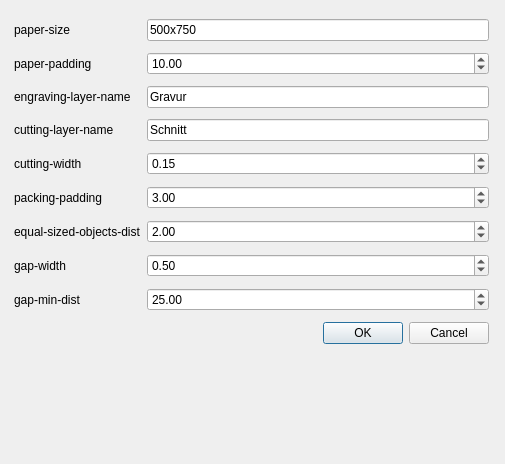
Before: the Qt Designer form gui/FormatterDialog.ui in sjz207/lc-qcad, drawn with Qt 5.
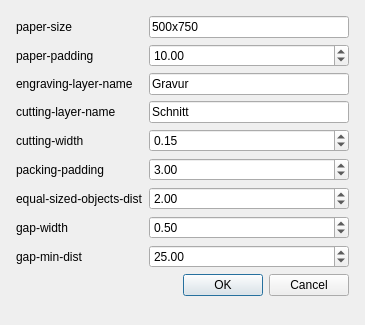
After: the same form once the commit is applied.

Diff of the .ui file:
```diff
--- a/gui/FormatterDialog.ui
+++ b/gui/FormatterDialog.ui
@@ -6,8 +6,8 @@
    <rect>
     <x>0</x>
     <y>0</y>
-    <width>505</width>
-    <height>464</height>
+    <width>365</width>
+    <height>325</height>
    </rect>
   </property>
   <property name="sizePolicy">
@@ -19,15 +19,8 @@
   <property name="windowTitle">
    <string>Laser cutting formatter</string>
   </property>
-  <widget class="QWidget" name="gridLayoutWidget">
-   <property name="geometry">
-    <rect>
-     <x>9</x>
-     <y>9</y>
-     <width>485</width>
-     <height>350</height>
-    </rect>
-   </property>
+  <layout class="QGridLayout" name="gridLayout_2">
+   <item row="0" column="0">
    <layout class="QGridLayout" name="gridLayout">
     <property name="leftMargin">
      <number>5</number>
@@ -202,10 +195,10 @@
     <item row="8" column="1">
      <widget class="QDoubleSpinBox" name="GapMinDist">
       <property name="minimum">
-       <double>15.000000000000000</double>
+        <double>5.000000000000000</double>
       </property>
       <property name="maximum">
-       <double>50.000000000000000</double>
+        <double>150.000000000000000</double>
       </property>
       <property name="singleStep">
        <double>2.500000000000000</double>
@@ -223,7 +216,21 @@
      </widget>
     </item>
    </layout>
-  </widget>
+   </item>
+   <item row="1" column="0">
+    <spacer name="verticalSpacer">
+     <property name="orientation">
+      <enum>Qt::Vertical</enum>
+     </property>
+     <property name="sizeHint" stdset="0">
+      <size>
+       <width>20</width>
+       <height>0</height>
+      </size>
+     </property>
+    </spacer>
+   </item>
+  </layout>
  </widget>
  <resources/>
  <connections>
```
Left out of the diff: 222 changed lines with no effect on the pictures. Lines whose indentation alone changed are shown as unchanged.
